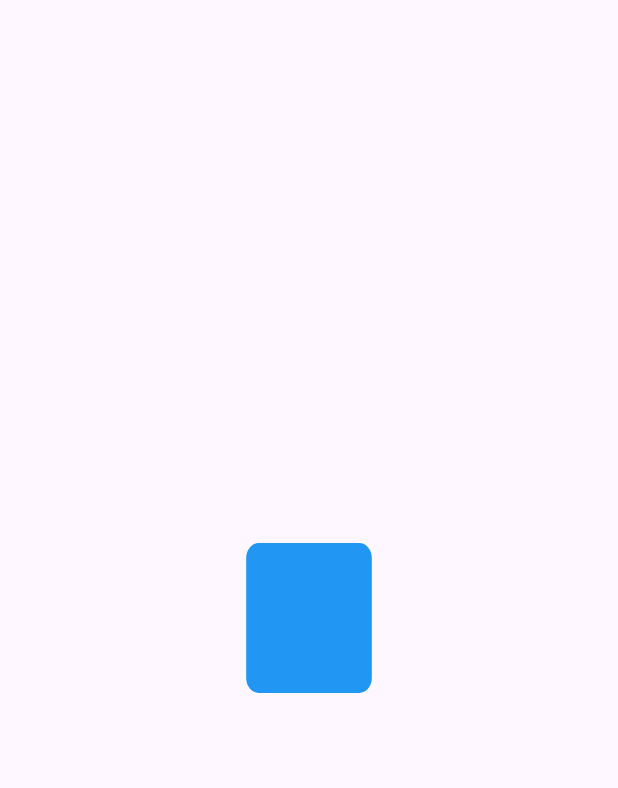
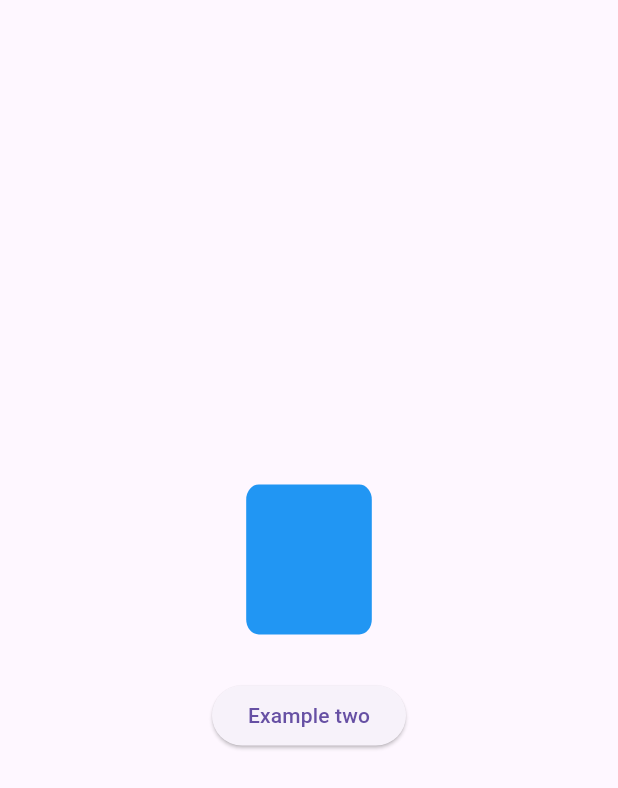
Before and after one commit to accee00/flutter_animations, a Flutter app: the screen it shows after launch, on a phone screen of 412 x 824 dp. Shown: the top 788 px of the screen. Run offline on Flutter 3.47's test engine with Material 3 defaults, Android fonts, the phone set to English and light mode, and no system bars.

Commit message:
Example 2

```diff
--- a/lib/main.dart
+++ b/lib/main.dart
@@ -1,6 +1,7 @@
 import 'dart:math';
 
 import 'package:flutter/material.dart';
+import 'package:flutter_animations/example_two.dart';
 
 void main() {
   runApp(MaterialApp(home: const MyApp()));
@@ -46,7 +47,10 @@ class _MyAppState extends State<MyApp> with SingleTickerProviderStateMixin {
   @override
   Widget build(BuildContext context) {
     return Scaffold(
-      body: Center(
+      body: Column(
+        mainAxisAlignment: MainAxisAlignment.center,
+        children: [
+          Center(
             child: AnimatedBuilder(
               animation: _animation,
               builder: (BuildContext context, Widget? child) {
@@ -65,6 +69,16 @@ class _MyAppState extends State<MyApp> with SingleTickerProviderStateMixin {
               },
             ),
           ),
+          const SizedBox(height: 30),
+          ElevatedButton(
+            onPressed: () => Navigator.push(
+              context,
+              MaterialPageRoute(builder: (_) => ExampleTwo()),
+            ),
+            child: Text('Example two'),
+          ),
+        ],
+      ),
     );
   }
 }
```
Also changed, not shown: lib/example_two.dart (added, +58 -0 lines). Lines whose indentation alone changed are shown as unchanged.
